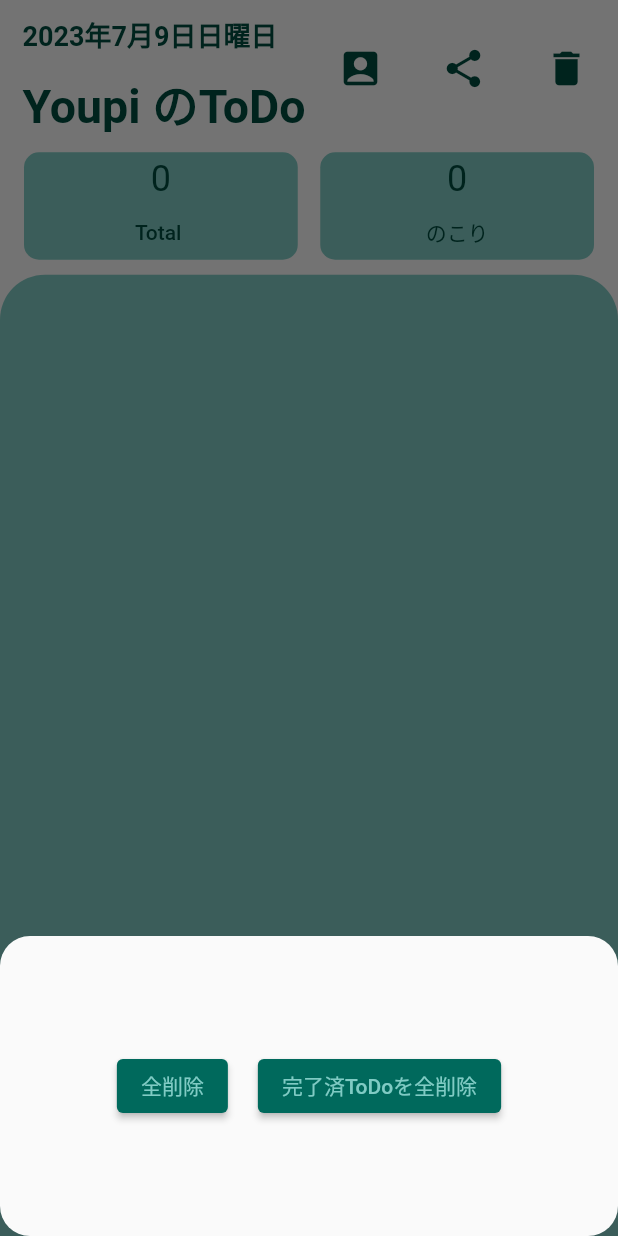
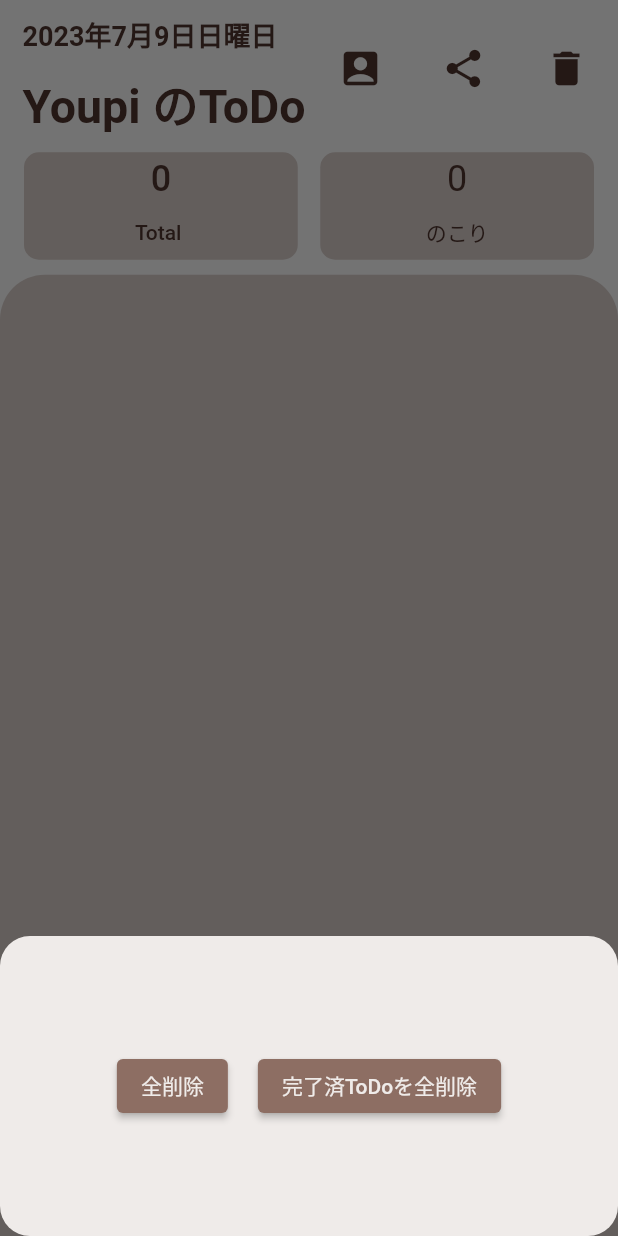
Before and after one commit to sinaxyxx/todolist, a Flutter app: the screen it shows after launch, after a tap on the "delete" icon, on a phone screen of 412 x 824 dp. Run offline on Flutter 3.47's test engine with Material 2 defaults, Android fonts, the phone set to English and light mode, and no system bars; our stand-ins replace share_plus.

Commit message:
ブラウン系に変更

```diff
--- a/lib/brain/viewModel.dart
+++ b/lib/brain/viewModel.dart
@@ -13,10 +13,10 @@ class AppViewBrain extends ChangeNotifier {
     return DateFormat.yMMMMEEEEd('ja').format(DateTime.now()).toString();
   }
 
-  Color clrlvl1 = Colors.teal.shade50;
-  Color clrlvl2 = Colors.teal.shade200;
-  Color clrlvl3 = Colors.teal.shade800;
-  Color clrlvl4 = Colors.teal.shade900;
+  Color clrlvl1 = Colors.brown.shade50;
+  Color clrlvl2 = Colors.brown.shade100;
+  Color clrlvl3 = Colors.brown.shade400;
+  Color clrlvl4 = Colors.brown.shade800;
 
   String get username => user.username;
 
--- a/lib/view/delete_bottom_sheet_view.dart
+++ b/lib/view/delete_bottom_sheet_view.dart
@@ -10,6 +10,7 @@ class DeleteBottomSheetView extends StatelessWidget {
     return Consumer<AppViewBrain>(
       builder: (context, viewBrain, child) {
         return Container(
+          decoration: BoxDecoration(color: viewBrain.clrlvl1),
           height: 200,
           child: Row(
             mainAxisAlignment: MainAxisAlignment.center,
@@ -22,7 +23,7 @@ class DeleteBottomSheetView extends StatelessWidget {
                   child: Text('全削除'),
                   style: ElevatedButton.styleFrom(
                       backgroundColor: viewBrain.clrlvl3,
-                      foregroundColor: viewBrain.clrlvl2)),
+                      foregroundColor: viewBrain.clrlvl1)),
               SizedBox(
                 width: 20,
               ),
@@ -34,7 +35,7 @@ class DeleteBottomSheetView extends StatelessWidget {
                   child: Text('完了済ToDoを全削除'),
                   style: ElevatedButton.styleFrom(
                       backgroundColor: viewBrain.clrlvl3,
-                      foregroundColor: viewBrain.clrlvl2)),
+                      foregroundColor: viewBrain.clrlvl1)),
             ],
           ),
         );
--- a/lib/view/task_info_view.dart
+++ b/lib/view/task_info_view.dart
@@ -26,8 +26,10 @@ class TaskInfoView extends StatelessWidget {
                       child: FittedBox(
                         child: Text(
                           '${viewBrain.numTasks}',
-                          style:
-                              TextStyle(fontSize: 24, color: viewBrain.clrlvl4),
+                          style: TextStyle(
+                              fontSize: 24,
+                              color: viewBrain.clrlvl4,
+                              fontWeight: FontWeight.w500),
                         ),
                       ),
                     ),
@@ -40,8 +42,9 @@ class TaskInfoView extends StatelessWidget {
                         child: Text(
                           'Total ',
                           style: TextStyle(
-                              fontWeight: FontWeight.w500,
-                              color: viewBrain.clrlvl4),
+                            fontWeight: FontWeight.w500,
+                            color: viewBrain.clrlvl4,
+                          ),
                         ),
                       ),
                     ),
```
